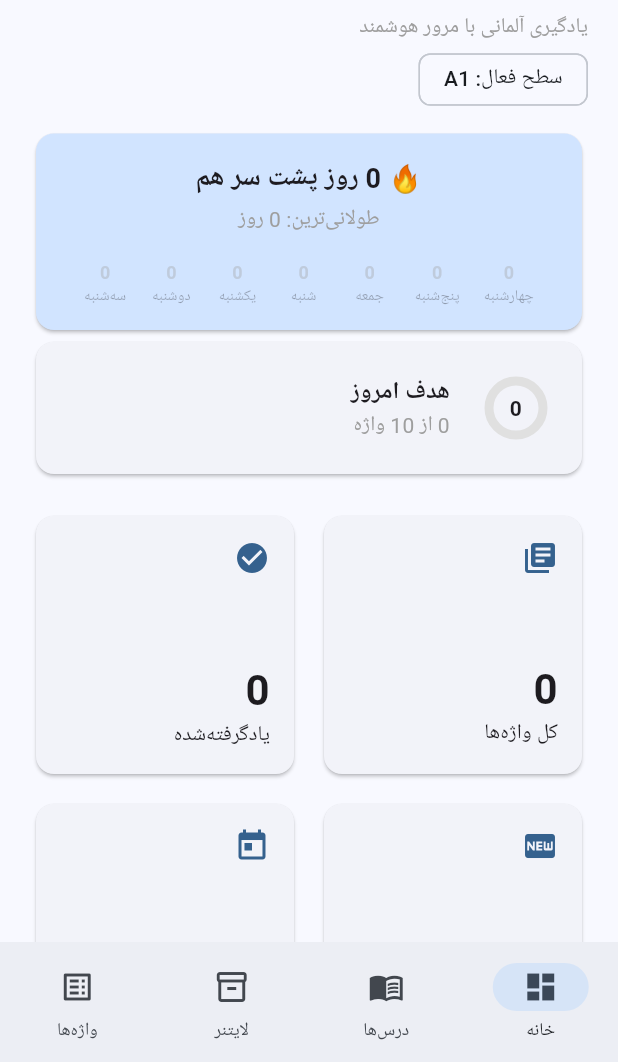
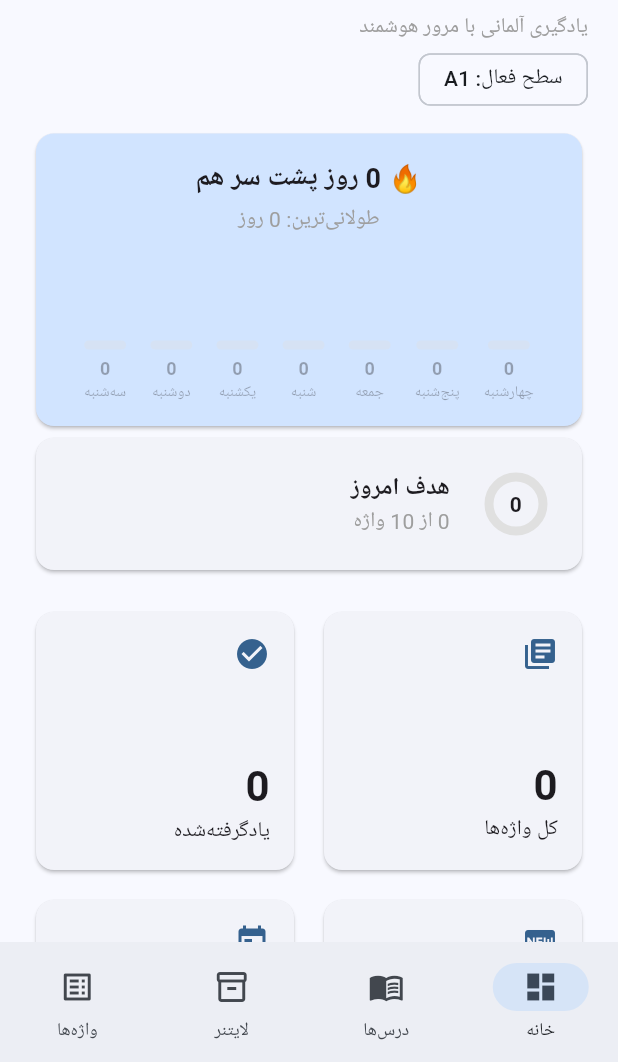
Before and after one commit to MG-530/WortSchatz, a Flutter app: the Home screen opened directly, on a phone screen of 412 x 824 dp, the part 174-1236 px from its top. Run offline on Flutter 3.47's test engine with Material 3 defaults, Android fonts, the phone set to English and light mode, and no system bars; our stand-ins replace file_picker, flutter_local_notifications, flutter_timezone, flutter_tts, google_fonts, permission_handler and 4 more; missing offline and left inert: home_widget, workmanager; accounts and stored records are empty; Roboto replaces fonts that are missing (Vazirmatn).

Commit message:
fix(streak): aligned rows, scaled bars and visible heatmap steps

```diff
--- a/lib/widgets/streak_chart.dart
+++ b/lib/widgets/streak_chart.dart
@@ -40,6 +40,7 @@ class StreakChart extends StatelessWidget {
               const SizedBox(height: 12),
               Row(
                 mainAxisAlignment: MainAxisAlignment.spaceEvenly,
+                crossAxisAlignment: CrossAxisAlignment.end,
                 children: List.generate(7, (i) {
                   final day = i < days.length
                       ? days[i]
@@ -48,32 +49,38 @@ class StreakChart extends StatelessWidget {
                           0,
                           true);
                   final count = day.count;
-                  final height =
-                      maxBar > 0 ? (count / maxBar).clamp(0.1, 1.0) : 0.0;
+                  // Height differs by count; color deepens with it.
+                  // The bar area has a fixed height so every row
+                  // (count + weekday) sits on the same baseline.
+                  final fraction =
+                      maxBar > 0 ? (count / maxBar).clamp(0.0, 1.0) : 0.0;
                   final dimmed = day.future;
                   return Opacity(
                     opacity: dimmed ? 0.35 : 1.0,
                     child: Column(
                       mainAxisSize: MainAxisSize.min,
                       children: [
-                        Container(
-                          width: 28,
-                          height: 60 * height,
-                          decoration: BoxDecoration(
-                            color: count > 0
-                                ? Colors.deepPurple
-                                : Colors.grey.shade300,
-                            borderRadius: BorderRadius.circular(4),
+                        SizedBox(
+                          height: 64,
+                          child: Align(
+                            alignment: Alignment.bottomCenter,
+                            child: Container(
+                              width: 28,
+                              height: count > 0 ? (12 + 52 * fraction) : 6,
+                              decoration: BoxDecoration(
+                                color: count > 0
+                                    ? Colors.deepPurple.withValues(
+                                        alpha: 0.25 + 0.75 * fraction)
+                                    : Colors.grey.shade300,
+                                borderRadius: BorderRadius.circular(4),
+                              ),
+                            ),
                           ),
                         ),
                         const SizedBox(height: 4),
                         Text('$count',
-                            style: TextStyle(
-                                fontSize: 12,
-                                fontWeight: FontWeight.bold,
-                                color: count > 0
-                                    ? Theme.of(c).colorScheme.primary
-                                    : Colors.grey)),
+                            style: const TextStyle(
+                                fontSize: 12, fontWeight: FontWeight.bold)),
                         Text(weekdayFa(day.date),
                             style: const TextStyle(fontSize: 10)),
                       ],
```
Also changed, not shown: lib/screens/streak_page.dart (+14 -6 lines).
